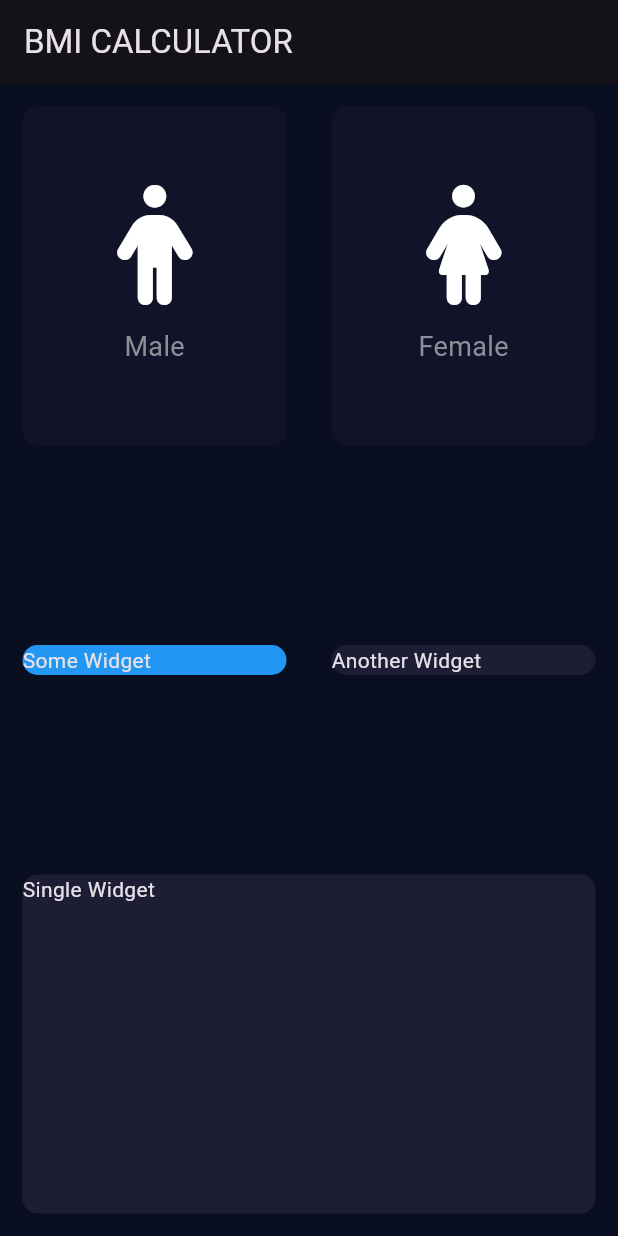
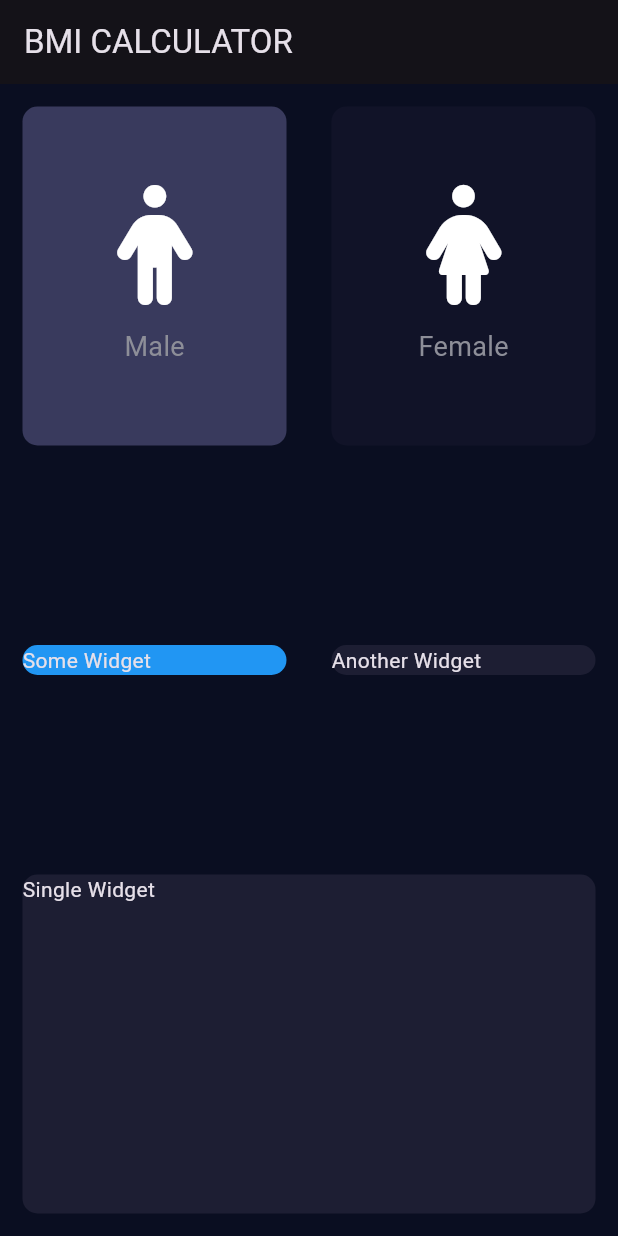
Before and after one commit to Mr-Zainulabadin/bmi, a Flutter app: the screen it shows after launch, on a phone screen of 412 x 824 dp. Run offline on Flutter 3.47's test engine with Material 3 defaults, Android fonts, the phone set to English and light mode, and no system bars; our stand-ins replace font_awesome_flutter.

Commit message:
enum part 2

```diff
--- a/lib/input_page.dart
+++ b/lib/input_page.dart
@@ -6,7 +6,7 @@ import 'icon_file.dart';
 const activeColor = Color(0xFF393A5D);
 const deactiveColor = Color(0xFF111328);
 
-enum Gender{
+enum Gender {
   male,
   female,
 }
@@ -17,20 +17,7 @@ class InputPage extends StatefulWidget {
 }
 
 class _InputPageState extends State<InputPage> {
-  Color maleColor = deactiveColor;
-  Color femaleColor = deactiveColor;
-
-  void updateColor(Gender gendertype) {
-    setState(() {
-      if (gendertype == Gender.male) {
-        maleColor = activeColor;
-        femaleColor = deactiveColor;
-      } else if (gendertype == Gender.female) {
-        maleColor = deactiveColor;
-        femaleColor = activeColor;
-      }
-    });
-  }
+  Gender selectedGender = Gender.male; // Initialized to Gender.male
 
   @override
   Widget build(BuildContext context) {
@@ -47,30 +34,34 @@ class _InputPageState extends State<InputPage> {
                 Expanded(
                   child: GestureDetector(
                     onTap: () {
-                      updateColor(Gender.male);
+                      setState(() {
+                        selectedGender = Gender.male;
+                      });
                     },
                     child: ContainerRepeated(
                       cardWidget: RepeatedIcon(
-                        color: maleColor,
+                        color: selectedGender == Gender.male ? activeColor : deactiveColor,
                         iconData: FontAwesomeIcons.male,
                         label: 'Male',
                       ),
-                      colors: maleColor,
+                      colors: selectedGender == Gender.male ? activeColor : deactiveColor,
                     ),
                   ),
                 ),
                 Expanded(
                   child: GestureDetector(
                     onTap: () {
-                      updateColor(Gender.female);
+                      setState(() {
+                        selectedGender = Gender.female;
+                      });
                     },
                     child: ContainerRepeated(
                       cardWidget: RepeatedIcon(
-                        color: femaleColor,
+                        color: selectedGender == Gender.female ? activeColor : deactiveColor,
                         iconData: FontAwesomeIcons.female,
                         label: 'Female',
                       ),
-                      colors: femaleColor,
+                      colors: selectedGender == Gender.female ? activeColor : deactiveColor,
                     ),
                   ),
                 ),
```
